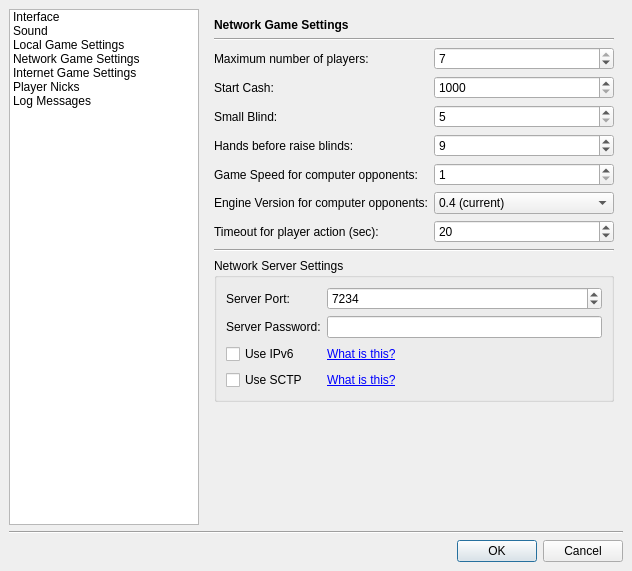
This is src/gui/qt/settingsdialog.ui in pokerth/pokerth as Qt 5 draws it before an edit. The edited form follows.
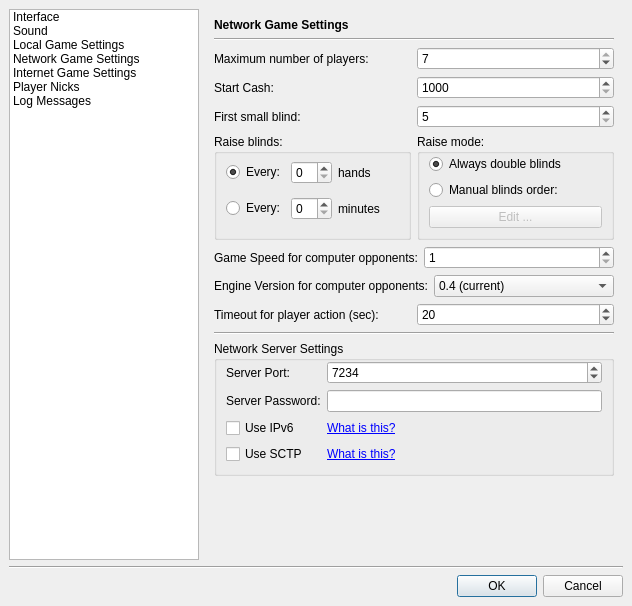
This is the edited form. The open tabs and pages were chosen to show the change. Icons and pictures are not drawn. Custom widgets are drawn as their Qt base class.

Commit message: start manual blinds order feature

The edit to the form file:
```diff
--- a/src/gui/qt/settingsdialog.ui
+++ b/src/gui/qt/settingsdialog.ui
@@ -6,7 +6,7 @@
     <x>0</x>
     <y>0</y>
     <width>632</width>
-    <height>571</height>
+    <height>606</height>
    </rect>
   </property>
   <property name="minimumSize" >
@@ -394,85 +394,7 @@
      </widget>
      <widget class="QWidget" name="page_2" >
       <layout class="QGridLayout" >
-       <property name="leftMargin" >
-        <number>9</number>
-       </property>
-       <property name="topMargin" >
-        <number>9</number>
-       </property>
-       <property name="rightMargin" >
-        <number>9</number>
-       </property>
-       <property name="bottomMargin" >
-        <number>9</number>
-       </property>
-       <property name="horizontalSpacing" >
-        <number>6</number>
-       </property>
-       <property name="verticalSpacing" >
-        <number>6</number>
-       </property>
-       <item row="9" column="0" colspan="2" >
-        <widget class="QCheckBox" name="checkBox_showGameSettingsDialogOnNewGame" >
-         <property name="text" >
-          <string>Show game settings dialog on every new game</string>
-         </property>
-        </widget>
-       </item>
-       <item row="6" column="1" >
-        <widget class="QSpinBox" name="spinBox_gameSpeed" >
-         <property name="minimum" >
-          <number>1</number>
-         </property>
-         <property name="maximum" >
-          <number>11</number>
-         </property>
-         <property name="singleStep" >
-          <number>1</number>
-         </property>
-        </widget>
-       </item>
-       <item row="2" column="1" >
-        <widget class="QSpinBox" name="spinBox_quantityPlayers" >
-         <property name="minimum" >
-          <number>2</number>
-         </property>
-         <property name="maximum" >
-          <number>7</number>
-         </property>
-         <property name="value" >
-          <number>7</number>
-         </property>
-        </widget>
-       </item>
-       <item row="5" column="0" >
-        <widget class="QLabel" name="label_14" >
-         <property name="text" >
-          <string>Hands before raise blinds:</string>
-         </property>
-        </widget>
-       </item>
-       <item row="2" column="0" >
-        <widget class="QLabel" name="label_4" >
-         <property name="text" >
-          <string>Number of players:</string>
-         </property>
-        </widget>
-       </item>
-       <item row="10" column="0" >
-        <spacer>
-         <property name="orientation" >
-          <enum>Qt::Vertical</enum>
-         </property>
-         <property name="sizeHint" >
-          <size>
-           <width>20</width>
-           <height>20</height>
-          </size>
-         </property>
-        </spacer>
-       </item>
-       <item row="0" column="0" colspan="2" >
+       <item row="0" column="0" >
         <widget class="QLabel" name="label_5" >
          <property name="styleSheet" >
           <string>QLabel { font-weight: bold;  }</string>
@@ -482,214 +404,270 @@
          </property>
         </widget>
        </item>
-       <item row="1" column="0" colspan="2" >
+       <item row="1" column="0" >
         <widget class="Line" name="line_3" >
          <property name="orientation" >
           <enum>Qt::Horizontal</enum>
          </property>
         </widget>
        </item>
-       <item row="4" column="1" >
-        <widget class="QSpinBox" name="spinBox_smallBlind" >
-         <property name="minimum" >
-          <number>5</number>
-         </property>
-         <property name="maximum" >
-          <number>500</number>
-         </property>
-        </widget>
+       <item row="2" column="0" >
+        <layout class="QHBoxLayout" >
+         <item>
+          <widget class="QLabel" name="label_4" >
+           <property name="text" >
+            <string>Number of players:</string>
+           </property>
+          </widget>
+         </item>
+         <item>
+          <widget class="QSpinBox" name="spinBox_quantityPlayers" >
+           <property name="minimum" >
+            <number>2</number>
+           </property>
+           <property name="maximum" >
+            <number>7</number>
+           </property>
+           <property name="value" >
+            <number>7</number>
+           </property>
+          </widget>
+         </item>
+        </layout>
+       </item>
+       <item row="3" column="0" >
+        <layout class="QHBoxLayout" >
+         <item>
+          <widget class="QLabel" name="label_2" >
+           <property name="text" >
+            <string>Start Cash:</string>
+           </property>
+          </widget>
+         </item>
+         <item>
+          <widget class="QSpinBox" name="spinBox_startCash" >
+           <property name="minimum" >
+            <number>1000</number>
+           </property>
+           <property name="maximum" >
+            <number>5000</number>
+           </property>
+          </widget>
+         </item>
+        </layout>
        </item>
        <item row="4" column="0" >
-        <widget class="QLabel" name="label_3" >
-         <property name="text" >
-          <string>Small Blind:</string>
-         </property>
-        </widget>
+        <layout class="QHBoxLayout" >
+         <item>
+          <widget class="QLabel" name="label_3" >
+           <property name="text" >
+            <string>First small blind:</string>
+           </property>
+          </widget>
+         </item>
+         <item>
+          <widget class="QSpinBox" name="spinBox_firstSmallBlind" >
+           <property name="minimum" >
+            <number>5</number>
+           </property>
+           <property name="maximum" >
+            <number>500</number>
+           </property>
+          </widget>
+         </item>
+        </layout>
        </item>
-       <item row="3" column="1" >
-        <widget class="QSpinBox" name="spinBox_startCash" >
-         <property name="minimum" >
-          <number>1000</number>
-         </property>
-         <property name="maximum" >
-          <number>5000</number>
-         </property>
-        </widget>
+       <item row="5" column="0" >
+        <layout class="QHBoxLayout" >
+         <item>
+          <widget class="QGroupBox" name="groupBox_6" >
+           <property name="title" >
+            <string>Raise blinds:</string>
+           </property>
+           <layout class="QGridLayout" >
+            <property name="leftMargin" >
+             <number>9</number>
+            </property>
+            <property name="topMargin" >
+             <number>0</number>
+            </property>
+            <property name="bottomMargin" >
+             <number>9</number>
+            </property>
+            <item row="0" column="0" >
+             <widget class="QRadioButton" name="radioButton_raiseBlindsAtHands" >
+              <property name="text" >
+               <string>Every:</string>
+              </property>
+              <property name="checked" >
+               <bool>true</bool>
+              </property>
+             </widget>
+            </item>
+            <item row="0" column="1" >
+             <widget class="QSpinBox" name="spinBox_raiseSmallBlindEveryHands" />
+            </item>
+            <item row="0" column="2" >
+             <widget class="QLabel" name="label_47" >
+              <property name="sizePolicy" >
+               <sizepolicy vsizetype="Preferred" hsizetype="Expanding" >
+                <horstretch>0</horstretch>
+                <verstretch>0</verstretch>
+               </sizepolicy>
+              </property>
+              <property name="text" >
+               <string>hands</string>
+              </property>
+             </widget>
+            </item>
+            <item row="1" column="0" >
+             <widget class="QRadioButton" name="radioButton_raiseBlindsAtMinutes" >
+              <property name="text" >
+               <string>Every:</string>
+              </property>
+             </widget>
+            </item>
+            <item row="1" column="1" >
+             <widget class="QSpinBox" name="spinBox_raiseSmallBlindEveryMinutes" />
+            </item>
+            <item row="1" column="2" >
+             <widget class="QLabel" name="label_50" >
+              <property name="sizePolicy" >
+               <sizepolicy vsizetype="Preferred" hsizetype="Expanding" >
+                <horstretch>0</horstretch>
+                <verstretch>0</verstretch>
+               </sizepolicy>
+              </property>
+              <property name="text" >
+               <string>minutes</string>
+              </property>
+             </widget>
+            </item>
+           </layout>
+          </widget>
+         </item>
+         <item>
+          <widget class="QGroupBox" name="groupBox_7" >
+           <property name="sizePolicy" >
+            <sizepolicy vsizetype="Preferred" hsizetype="Expanding" >
+             <horstretch>0</horstretch>
+             <verstretch>0</verstretch>
+            </sizepolicy>
+           </property>
+           <property name="title" >
+            <string>Raise mode:</string>
+           </property>
+           <layout class="QGridLayout" >
+            <property name="topMargin" >
+             <number>0</number>
+            </property>
+            <item row="0" column="0" >
+             <widget class="QRadioButton" name="radioButton_alwaysDoubleBlinds" >
+              <property name="text" >
+               <string>Always double blinds</string>
+              </property>
+              <property name="checked" >
+               <bool>true</bool>
+              </property>
+             </widget>
+            </item>
+            <item row="1" column="0" >
+             <widget class="QRadioButton" name="radioButton_manualBlindsOrder" >
+              <property name="text" >
+               <string>Manual blinds order:</string>
+              </property>
+             </widget>
+            </item>
+            <item row="2" column="0" >
+             <widget class="QPushButton" name="pushButton_editManualBlindsOrder" >
+              <property name="enabled" >
+               <bool>false</bool>
+              </property>
+              <property name="text" >
+               <string>Edit ...</string>
+              </property>
+             </widget>
+            </item>
+           </layout>
+          </widget>
+         </item>
+        </layout>
        </item>
        <item row="6" column="0" >
-        <widget class="QLabel" name="label" >
-         <property name="text" >
-          <string>Game Speed:</string>
-         </property>
-        </widget>
+        <layout class="QHBoxLayout" >
+         <item>
+          <widget class="QLabel" name="label" >
+           <property name="text" >
+            <string>Game Speed:</string>
+           </property>
+          </widget>
+         </item>
+         <item>
+          <widget class="QSpinBox" name="spinBox_gameSpeed" >
+           <property name="minimum" >
+            <number>1</number>
+           </property>
+           <property name="maximum" >
+            <number>11</number>
+           </property>
+           <property name="singleStep" >
+            <number>1</number>
+           </property>
+          </widget>
+         </item>
+        </layout>
        </item>
-       <item row="3" column="0" >
-        <widget class="QLabel" name="label_2" >
-         <property name="text" >
-          <string>Start Cash:</string>
-         </property>
-        </widget>
+       <item row="7" column="0" >
+        <layout class="QHBoxLayout" >
+         <item>
+          <widget class="QLabel" name="label_17" >
+           <property name="text" >
+            <string>Engine Version:</string>
+           </property>
+          </widget>
+         </item>
+         <item>
+          <widget class="QComboBox" name="comboBox_engineVersion" >
+           <item>
+            <property name="text" >
+             <string>0.4 (current)</string>
+            </property>
+           </item>
+          </widget>
+         </item>
+        </layout>
        </item>
-       <item row="8" column="0" colspan="2" >
+       <item row="8" column="0" >
         <widget class="QCheckBox" name="checkBox_pauseBetweenHands" >
          <property name="text" >
           <string>Pause between hands (press "start" button to go on)</string>
          </property>
         </widget>
        </item>
-       <item row="5" column="1" >
-        <widget class="QSpinBox" name="spinBox_handsBeforeRaiseSmallBlind" >
-         <property name="minimum" >
-          <number>1</number>
-         </property>
-         <property name="value" >
-          <number>9</number>
-         </property>
-        </widget>
-       </item>
-       <item row="7" column="1" >
-        <widget class="QComboBox" name="comboBox_engineVersion" >
-         <item>
-          <property name="text" >
-           <string>0.4 (current)</string>
-          </property>
-         </item>
-        </widget>
-       </item>
-       <item row="7" column="0" >
-        <widget class="QLabel" name="label_17" >
+       <item row="9" column="0" >
+        <widget class="QCheckBox" name="checkBox_showGameSettingsDialogOnNewGame" >
          <property name="text" >
-          <string>Engine Version:</string>
+          <string>Show game settings dialog on every new game</string>
          </property>
         </widget>
        </item>
+       <item row="10" column="0" >
+        <spacer>
+         <property name="orientation" >
+          <enum>Qt::Vertical</enum>
+         </property>
+         <property name="sizeHint" >
+          <size>
+           <width>20</width>
+           <height>141</height>
+          </size>
+         </property>
+        </spacer>
+       </item>
       </layout>
      </widget>
      <widget class="QWidget" name="page_4" >
       <layout class="QGridLayout" >
-       <property name="leftMargin" >
-        <number>9</number>
-       </property>
-       <property name="topMargin" >
-        <number>9</number>
-       </property>
-       <property name="rightMargin" >
-        <number>9</number>
-       </property>
-       <property name="bottomMargin" >
-        <number>9</number>
-       </property>
-       <property name="horizontalSpacing" >
-        <number>6</number>
-       </property>
-       <property name="verticalSpacing" >
-        <number>6</number>
-       </property>
-       <item row="4" column="0" >
-        <widget class="QGroupBox" name="groupBox_2" >
-         <property name="title" >
-          <string>Network Server Settings</string>
-         </property>
-         <layout class="QGridLayout" >
-          <property name="leftMargin" >
-           <number>9</number>
-          </property>
-          <property name="topMargin" >
-           <number>9</number>
-          </property>
-          <property name="rightMargin" >
-           <number>9</number>
-          </property>
-          <property name="bottomMargin" >
-           <number>9</number>
-          </property>
-          <property name="horizontalSpacing" >
-           <number>6</number>
-          </property>
-          <property name="verticalSpacing" >
-           <number>6</number>
-          </property>
-          <item row="1" column="1" >
-           <widget class="QLineEdit" name="lineEdit_serverPassword" >
-            <property name="maxLength" >
-             <number>60</number>
-            </property>
-            <property name="echoMode" >
-             <enum>QLineEdit::Password</enum>
-            </property>
-           </widget>
-          </item>
-          <item row="1" column="0" >
-           <widget class="QLabel" name="label_37" >
-            <property name="text" >
-             <string>Server Password:</string>
-            </property>
-           </widget>
-          </item>
-          <item row="0" column="1" >
-           <widget class="QSpinBox" name="spinBox_serverPort" >
-            <property name="minimum" >
-             <number>80</number>
-            </property>
-            <property name="maximum" >
-             <number>65535</number>
-            </property>
-            <property name="value" >
-             <number>7234</number>
-            </property>
-           </widget>
-          </item>
-          <item row="0" column="0" >
-           <widget class="QLabel" name="label_16" >
-            <property name="text" >
-             <string>Server Port:</string>
-            </property>
-           </widget>
-          </item>
-          <item row="3" column="0" >
-           <widget class="QCheckBox" name="checkBox_useSctp" >
-            <property name="text" >
-             <string>Use SCTP</string>
-            </property>
-           </widget>
-          </item>
-          <item row="2" column="0" >
-           <widget class="QCheckBox" name="checkBox_useIpv6" >
-            <property name="text" >
-             <string>Use IPv6</string>
-            </property>
-           </widget>
-          </item>
-          <item row="2" column="1" >
-           <widget class="QLabel" name="label_22" >
-            <property name="text" >
-             <string>&lt;a href="http://en.wikipedia.org/wiki/Ipv6">What is this?&lt;/a></string>
-            </property>
-            <property name="openExternalLinks" >
-             <bool>true</bool>
-            </property>
-           </widget>
-          </item>
-          <item row="3" column="1" >
-           <widget class="QLabel" name="label_24" >
-            <property name="text" >
-             <string>&lt;a href="http://en.wikipedia.org/wiki/Stream_Control_Transmission_Protocol">What is this?&lt;/a></string>
-            </property>
-            <property name="openExternalLinks" >
-             <bool>true</bool>
-            </property>
-           </widget>
-          </item>
-         </layout>
-        </widget>
-       </item>
-       <item row="1" column="0" >
-        <widget class="Line" name="line_5" >
-         <property name="orientation" >
-          <enum>Qt::Horizontal</enum>
-         </property>
-        </widget>
-       </item>
        <item row="0" column="0" >
         <widget class="QLabel" name="label_34" >
          <property name="styleSheet" >
@@ -700,47 +678,23 @@
          </property>
         </widget>
        </item>
+       <item row="1" column="0" >
+        <widget class="Line" name="line_5" >
+         <property name="orientation" >
+          <enum>Qt::Horizontal</enum>
+         </property>
+        </widget>
+       </item>
        <item row="2" column="0" >
-        <layout class="QGridLayout" >
-         <property name="leftMargin" >
-          <number>0</number>
-         </property>
-         <property name="topMargin" >
-          <number>0</number>
-         </property>
-         <property name="rightMargin" >
-          <number>0</number>
-         </property>
-         <property name="bottomMargin" >
-          <number>0</number>
-         </property>
-         <property name="horizontalSpacing" >
-          <number>6</number>
-         </property>
-         <property name="verticalSpacing" >
-          <number>6</number>
-         </property>
-         <item row="3" column="1" >
-          <widget class="QSpinBox" name="spinBox_netHandsBeforeRaiseSmallBlind" >
-           <property name="minimum" >
-            <number>1</number>
+        <layout class="QHBoxLayout" >
+         <item>
+          <widget class="QLabel" name="label_15" >
+           <property name="text" >
+            <string>Maximum number of players:</string>
            </property>
-           <property name="value" >
-            <number>9</number>
-           </property>
           </widget>
          </item>
-         <item row="1" column="1" >
-          <widget class="QSpinBox" name="spinBox_netStartCash" >
-           <property name="minimum" >
-            <number>1000</number>
-           </property>
-           <property name="maximum" >
-            <number>5000</number>
-           </property>
-          </widget>
-         </item>
-         <item row="0" column="1" >
+         <item>
           <widget class="QSpinBox" name="spinBox_netQuantityPlayers" >
            <property name="minimum" >
             <number>2</number>
@@ -753,88 +707,214 @@
            </property>
           </widget>
          </item>
-         <item row="4" column="1" >
-          <widget class="QSpinBox" name="spinBox_netGameSpeed" >
+        </layout>
+       </item>
+       <item row="3" column="0" >
+        <layout class="QHBoxLayout" >
+         <item>
+          <widget class="QLabel" name="label_13" >
+           <property name="text" >
+            <string>Start Cash:</string>
+           </property>
+          </widget>
+         </item>
+         <item>
+          <widget class="QSpinBox" name="spinBox_netStartCash" >
            <property name="minimum" >
-            <number>1</number>
+            <number>1000</number>
            </property>
            <property name="maximum" >
-            <number>11</number>
-           </property>
-           <property name="singleStep" >
-            <number>1</number>
+            <number>5000</number>
            </property>
           </widget>
          </item>
-         <item row="2" column="0" >
+        </layout>
+       </item>
+       <item row="4" column="0" >
+        <layout class="QHBoxLayout" >
+         <item>
           <widget class="QLabel" name="label_35" >
            <property name="text" >
-            <string>Small Blind:</string>
+            <string>First small blind:</string>
            </property>
           </widget>
          </item>
-         <item row="4" column="0" >
+         <item>
+          <widget class="QSpinBox" name="spinBox_netFirstSmallBlind" >
+           <property name="minimum" >
+            <number>5</number>
+           </property>
+           <property name="maximum" >
+            <number>500</number>
+           </property>
+          </widget>
+         </item>
+        </layout>
+       </item>
+       <item row="5" column="0" >
+        <layout class="QHBoxLayout" >
+         <item>
+          <widget class="QGroupBox" name="groupBox_8" >
+           <property name="title" >
+            <string>Raise blinds:</string>
+           </property>
+           <layout class="QGridLayout" >
+            <property name="topMargin" >
+             <number>0</number>
+            </property>
+            <item row="0" column="0" >
+             <widget class="QRadioButton" name="radioButton_netRaiseBlindsAtHands" >
+              <property name="text" >
+               <string>Every:</string>
+              </property>
+              <property name="checked" >
+               <bool>true</bool>
+              </property>
+             </widget>
+            </item>
+            <item row="0" column="1" >
+             <widget class="QSpinBox" name="spinBox_netRaiseSmallBlindEveryHands" />
+            </item>
+            <item row="0" column="2" >
+             <widget class="QLabel" name="label_51" >
+              <property name="sizePolicy" >
+               <sizepolicy vsizetype="Preferred" hsizetype="Expanding" >
+                <horstretch>0</horstretch>
+                <verstretch>0</verstretch>
+               </sizepolicy>
+              </property>
+              <property name="text" >
+               <string>hands</string>
+              </property>
+             </widget>
+            </item>
+            <item row="1" column="0" >
+             <widget class="QRadioButton" name="radioButton_netRaiseBlindsAtMinutes" >
+              <property name="text" >
+               <string>Every:</string>
+              </property>
+             </widget>
+            </item>
+            <item row="1" column="1" >
+             <widget class="QSpinBox" name="spinBox_netRaiseSmallBlindEveryMinutes" />
+            </item>
+            <item row="1" column="2" >
+             <widget class="QLabel" name="label_52" >
+              <property name="sizePolicy" >
+               <sizepolicy vsizetype="Preferred" hsizetype="Expanding" >
+                <horstretch>0</horstretch>
+                <verstretch>0</verstretch>
+               </sizepolicy>
+              </property>
+              <property name="text" >
+               <string>minutes</string>
+              </property>
+             </widget>
+            </item>
+           </layout>
+          </widget>
+         </item>
+         <item>
+          <widget class="QGroupBox" name="groupBox_9" >
+           <property name="sizePolicy" >
+            <sizepolicy vsizetype="Preferred" hsizetype="Expanding" >
+             <horstretch>0</horstretch>
+             <verstretch>0</verstretch>
+            </sizepolicy>
+           </property>
+           <property name="title" >
+            <string>Raise mode:</string>
+           </property>
+           <layout class="QGridLayout" >
+            <property name="topMargin" >
+             <number>0</number>
+            </property>
+            <item row="0" column="0" >
+             <widget class="QRadioButton" name="radioButton_netAlwaysDoubleBlinds" >
+              <property name="text" >
+               <string>Always double blinds</string>
+              </property>
+              <property name="checked" >
+               <bool>true</bool>
+              </property>
+             </widget>
+            </item>
+            <item row="1" column="0" >
+             <widget class="QRadioButton" name="radioButton_netManualBlindsOrder" >
+              <property name="text" >
+               <string>Manual blinds order:</string>
+              </property>
+             </widget>
+            </item>
+            <item row="2" column="0" >
+             <widget class="QPushButton" name="pushButton_netEditManualBlindsOrder" >
+              <property name="enabled" >
+               <bool>false</bool>
+              </property>
+              <property name="text" >
+               <string>Edit ...</string>
+              </property>
+             </widget>
+            </item>
+           </layout>
+          </widget>
+         </item>
+        </layout>
+       </item>
+       <item row="6" column="0" >
+        <layout class="QHBoxLayout" >
+         <item>
           <widget class="QLabel" name="label_36" >
            <property name="text" >
             <string>Game Speed for computer opponents:</string>
            </property>
           </widget>
          </item>
-         <item row="0" column="0" >
-          <widget class="QLabel" name="label_15" >
-           <property name="text" >
-            <string>Maximum number of players:</string>
+         <item>
+          <widget class="QSpinBox" name="spinBox_netGameSpeed" >
+           <property name="minimum" >
+            <number>1</number>
            </property>
+           <property name="maximum" >
+            <number>11</number>
+           </property>
+           <property name="singleStep" >
+            <number>1</number>
+           </property>
           </widget>
          </item>
-         <item row="5" column="1" >
-          <widget class="QComboBox" name="comboBox_netEngineVersion" >
-           <item>
-            <property name="text" >
-             <string>0.4 (current)</string>
-            </property>
-           </item>
-          </widget>
-         </item>
-         <item row="5" column="0" >
+        </layout>
+       </item>
+       <item row="7" column="0" >
+        <layout class="QHBoxLayout" >
+         <item>
           <widget class="QLabel" name="label_18" >
            <property name="text" >
             <string>Engine Version for computer opponents:</string>
            </property>
           </widget>
          </item>
-         <item row="1" column="0" >
-          <widget class="QLabel" name="label_13" >
-           <property name="text" >
-            <string>Start Cash:</string>
-           </property>
+         <item>
+          <widget class="QComboBox" name="comboBox_netEngineVersion" >
+           <item>
+            <property name="text" >
+             <string>0.4 (current)</string>
+            </property>
+           </item>
           </widget>
          </item>
-         <item row="2" column="1" >
-          <widget class="QSpinBox" name="spinBox_netSmallBlind" >
-           <property name="minimum" >
-            <number>5</number>
-           </property>
-           <property name="maximum" >
-            <number>500</number>
-           </property>
-          </widget>
-         </item>
-         <item row="3" column="0" >
-          <widget class="QLabel" name="label_33" >
-           <property name="text" >
-            <string>Hands before raise blinds:</string>
-           </property>
-          </widget>
-         </item>
-         <item row="6" column="0" >
+        </layout>
+       </item>
+       <item row="8" column="0" >
+        <layout class="QHBoxLayout" >
+         <item>
           <widget class="QLabel" name="label_40" >
            <property name="text" >
             <string>Timeout for player action (sec):</string>
            </property>
           </widget>
          </item>
-         <item row="6" column="1" >
+         <item>
           <widget class="QSpinBox" name="spinBox_netTimeOutPlayerAction" >
            <property name="minimum" >
             <number>5</number>
@@ -849,14 +929,112 @@
          </item>
         </layout>
        </item>
-       <item row="3" column="0" >
+       <item row="9" column="0" >
         <widget class="Line" name="line_7" >
          <property name="orientation" >
           <enum>Qt::Horizontal</enum>
          </property>
         </widget>
        </item>
-       <item row="5" column="0" >
+       <item row="10" column="0" >
+        <widget class="QGroupBox" name="groupBox_2" >
+         <property name="title" >
+          <string>Network Server Settings</string>
+         </property>
+         <layout class="QGridLayout" >
+          <property name="leftMargin" >
+           <number>9</number>
+          </property>
+          <property name="topMargin" >
+           <number>0</number>
+          </property>
+          <property name="rightMargin" >
+           <number>9</number>
+          </property>
+          <property name="bottomMargin" >
+           <number>9</number>
+          </property>
+          <property name="horizontalSpacing" >
+           <number>6</number>
+          </property>
+          <property name="verticalSpacing" >
+           <number>6</number>
+          </property>
+          <item row="1" column="1" >
+           <widget class="QLineEdit" name="lineEdit_serverPassword" >
+            <property name="maxLength" >
+             <number>60</number>
+            </property>
+            <property name="echoMode" >
+             <enum>QLineEdit::Password</enum>
+            </property>
+           </widget>
+          </item>
+          <item row="1" column="0" >
+           <widget class="QLabel" name="label_37" >
+            <property name="text" >
+             <string>Server Password:</string>
+            </property>
+           </widget>
+          </item>
+          <item row="0" column="1" >
+           <widget class="QSpinBox" name="spinBox_serverPort" >
+            <property name="minimum" >
+             <number>80</number>
+            </property>
+            <property name="maximum" >
+             <number>65535</number>
+            </property>
+            <property name="value" >
+             <number>7234</number>
+            </property>
+           </widget>
+          </item>
+          <item row="0" column="0" >
+           <widget class="QLabel" name="label_16" >
+            <property name="text" >
+             <string>Server Port:</string>
+            </property>
+           </widget>
+          </item>
+          <item row="3" column="0" >
+           <widget class="QCheckBox" name="checkBox_useSctp" >
+            <property name="text" >
+             <string>Use SCTP</string>
+            </property>
+           </widget>
+          </item>
+          <item row="2" column="0" >
+           <widget class="QCheckBox" name="checkBox_useIpv6" >
+            <property name="text" >
+             <string>Use IPv6</string>
+            </property>
+           </widget>
+          </item>
+          <item row="2" column="1" >
+           <widget class="QLabel" name="label_22" >
+            <property name="text" >
+             <string>&lt;a href="http://en.wikipedia.org/wiki/Ipv6">What is this?&lt;/a></string>
+            </property>
+            <property name="openExternalLinks" >
+             <bool>true</bool>
+            </property>
+           </widget>
+          </item>
+          <item row="3" column="1" >
+           <widget class="QLabel" name="label_24" >
+            <property name="text" >
+             <string>&lt;a href="http://en.wikipedia.org/wiki/Stream_Control_Transmission_Protocol">What is this?&lt;/a></string>
+            </property>
+            <property name="openExternalLinks" >
+             <bool>true</bool>
+            </property>
+           </widget>
+          </item>
+         </layout>
+        </widget>
+       </item>
+       <item row="11" column="0" >
         <spacer>
          <property name="orientation" >
           <enum>Qt::Vertical</enum>
```
Left out of the diff: 66 changed lines with no effect on the pictures. The commit also changes 10 other files.
